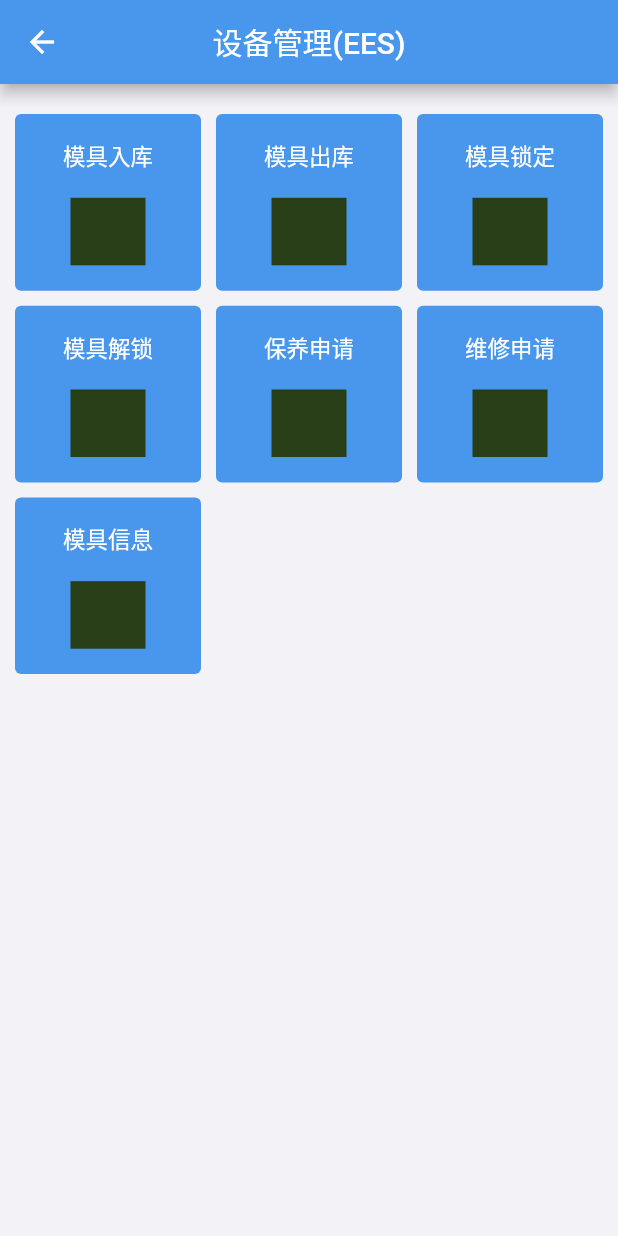
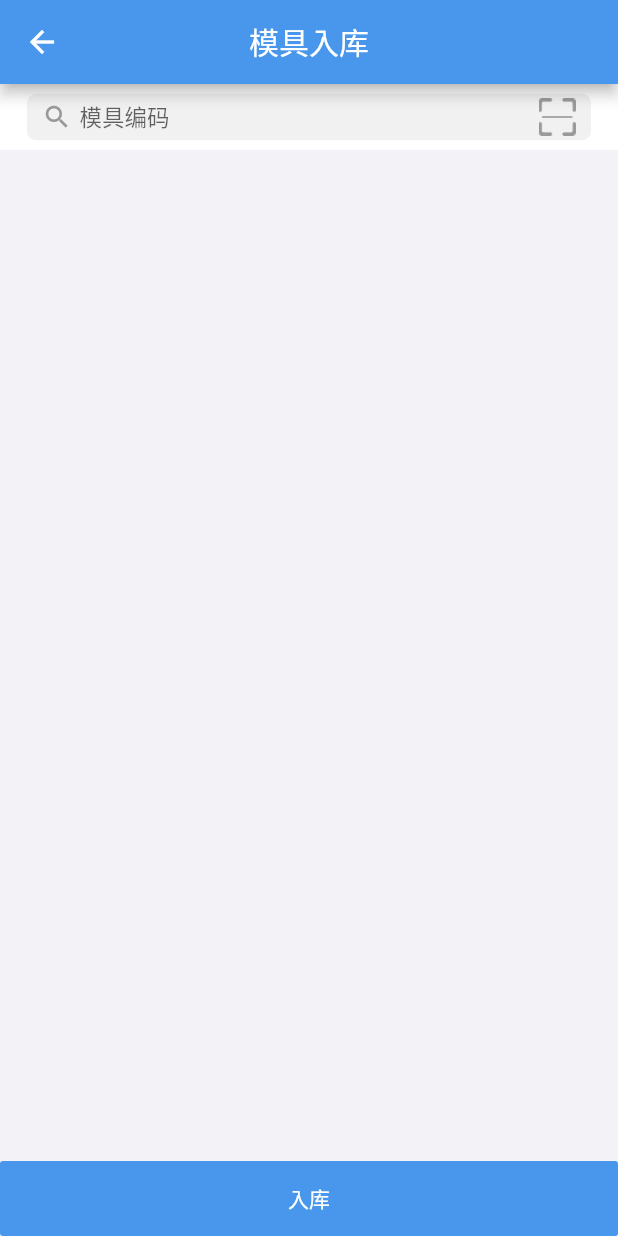
Before and after one commit to AlbusSong/mes, a Flutter app: the MoldPage screen opened directly, after a tap on "模具入库", on a phone screen of 412 x 824 dp. Run offline on Flutter 3.47's test engine with Material 2 defaults, Android fonts, the phone set to English and light mode, and no system bars; our stand-ins replace convert, dio, shared_preferences, sqflite; accounts and stored records are empty.

Commit message:
SearchBarWithFunction

```diff
--- a/lib/Home/HomePage.dart
+++ b/lib/Home/HomePage.dart
@@ -53,7 +53,7 @@ class HomePage extends StatelessWidget {
       ),
     );
 
-    _checkLoginStatus();
+    // _checkLoginStatus();
 
     return scf;
   }
--- /dev/null
+++ b/lib/Management/Mold/MoldInPage.dart
@@ -0,0 +1,67 @@
+import 'package:flutter/material.dart';
+import '../../Others/Tool/GlobalTool.dart';
+import '../../Others/Const/Const.dart';
+import '../../Others/View/SearchBarWithFunction.dart';
+
+class MoldInPage extends StatefulWidget {
+  @override
+  State<StatefulWidget> createState() {
+    return _MoldInPageState();
+  }
+}
+
+class _MoldInPageState extends State<MoldInPage> {
+
+  final SearchBarWithFunction _sBar = SearchBarWithFunction(hintText: "模具编码",);
+
+  @override
+  void initState() {
+    super.initState();
+
+    _sBar.functionBlock = () {
+      print("functionBlock");
+    };
+  }
+
+  @override
+  Widget build(BuildContext context) {
+    return Scaffold(
+      backgroundColor: hexColor("f2f2f7"),
+      appBar: AppBar(
+        title: Text("模具入库"),
+        centerTitle: true,
+      ),
+      body: _buildBody(),
+    );
+  }
+
+  Widget _buildBody() {
+    return Column(
+      children: <Widget>[
+        _sBar,
+        Expanded(
+          child: Container(
+            color: hexColor("f2f2f7"),
+          ),
+        ),
+        Container(
+            height: 50,
+            width: double.infinity,
+            // color: randomColor(),
+            child: FlatButton(
+              textColor: Colors.white,
+              color: hexColor(MAIN_COLOR),
+              child: Text("入库"),
+              onPressed: () {
+                _btnConfirmClicked();
+              },
+            ),
+          ),
+      ],
+    );
+  }
+
+  void _btnConfirmClicked() {
+
+  }
+}
--- a/lib/Management/Mold/MoldPage.dart
+++ b/lib/Management/Mold/MoldPage.dart
@@ -2,7 +2,11 @@ import 'package:flutter/material.dart';
 import 'package:mes/Others/Tool/GlobalTool.dart';
 import 'package:mes/Others/Const/Const.dart';
 
+import 'MoldInPage.dart';
+
 class MoldPage extends StatelessWidget {
+  final GlobalKey<ScaffoldState> _scaffoldKey = GlobalKey<ScaffoldState>();
+
   final List<Map> functionItemDataArray = [
     {"title": "模具入库", "icon": "", "badgeValue": 0},
     {"title": "模具出库", "icon": "", "badgeValue": 0},
@@ -19,6 +23,7 @@ class MoldPage extends StatelessWidget {
   Widget build(BuildContext context) {
     _initSomeThings();
     return Scaffold(
+      key: _scaffoldKey,
       backgroundColor: hexColor("f2f2f7"),
       appBar: AppBar(
         title: Text("设备管理(EES)"),
@@ -48,6 +53,11 @@ class MoldPage extends StatelessWidget {
 
   void _functionItemClickedAtIndex(int index) {
 
+    if (index == 0) {
+
+    }
+    Navigator.of(_scaffoldKey.currentContext).push(MaterialPageRoute(
+              builder: (BuildContext context) => MoldInPage()));
   }
 
   Widget _buildGridView() {
--- /dev/null
+++ b/lib/Others/View/SearchBarWithFunction.dart
@@ -0,0 +1,105 @@
+import 'package:flutter/material.dart';
+import '../Tool/GlobalTool.dart';
+
+class SearchBarWithFunction extends StatelessWidget {
+  SearchBarWithFunction(
+    {this.hintText = "输入",}
+  );
+
+  final String hintText;
+
+  void Function () functionBlock;
+  void Function (String newContent) contentChangeBlock;
+  void Function (String content) keyboardReturnBlock;
+
+  @override
+  Widget build(BuildContext context) {
+    return Container(
+      color: Colors.white,
+      height: 45,
+      child: Column(
+        children: <Widget>[
+          Expanded(
+            child: Container(
+              height: 20,
+              margin: EdgeInsets.symmetric(
+                  horizontal: 18, vertical: (45 - 32) / 2.0),
+              // color: randomColor(),
+              decoration: BoxDecoration(
+                color: hexColor("f1f1f1"),
+                // border: Border.all(width: 1, color: hexColor("f1f1f1")),
+                borderRadius: BorderRadius.all(Radius.circular(6)),
+              ),
+              child: Row(
+                children: <Widget>[
+                  Container(
+                    margin: EdgeInsets.only(left: 10),
+                    // color: Colors.white,
+                    width: 20,
+                    child: Center(
+                      child: Icon(Icons.search,
+                          size: 20, color: hexColor("999999")),
+                    ),
+                  ),
+                  SizedBox(width: 5),
+                  Expanded(
+                    child: Container(
+                      margin: EdgeInsets.only(right: 5),
+                      // color: randomColor(),
+                      child: Container(
+                        // color: hexColor("ffff00"),
+                        height: 45,
+                        child: TextField(
+                          style: TextStyle(
+                              fontSize: 15, color: hexColor("333333")),
+                          // maxLines: 1,
+                          decoration: InputDecoration(
+                              hintText: this.hintText,
+                              border: InputBorder.none,
+                              contentPadding: EdgeInsets.only(top: -17)),
+                          onChanged: (text) {
+                            print(("newText: $text"));
+                            if (contentChangeBlock != null) {
+                              contentChangeBlock(text);
+                            }
+                          },
+                          onSubmitted: (text) {
+                            print("onSubmitted: $text");
+                            if (this.keyboardReturnBlock != null) {
+                              keyboardReturnBlock(text);
+                            }
+                          },
+                        ),
+                      ),
+                    ),
+                  ),
+                  GestureDetector(
+                    child: Container(
+                    width: 45,
+                    // color: randomColor(),
+                    child: Center(
+                      // child: Icon(Icons.scanner, size: 30, color: hexColor("999999"),),
+                      child: Image.asset("Others/Images/scan_barcode_icon.png", width: 25, height: 25),
+                    ),
+                  ),
+                  onTap: () {
+                    print("functionClicked");
+                    _functionBtnClicked();
+                  },
+                  ),
+                ],
+              ),
+            ),
+          ),
+          Container(height: 1, color: hexColor("F4F3F8")),
+        ],
+      ),
+    );
+  }
+
+  void _functionBtnClicked() {
+    if (this.functionBlock != null) {
+      this.functionBlock();
+    }
+  }
+}
--- a/pubspec.yaml
+++ b/pubspec.yaml
@@ -49,6 +49,7 @@ flutter:
    - Others/Images/故障报修-下三角.png
    - Others/Images/Login-Background.jpg
    - Others/Images/home_menu_user_portrait_icon.png
+   - Others/Images/scan_barcode_icon.png
 
   # An image asset can refer to one or more resolution-specific "variants", see
   # https://flutter.dev/assets-and-images/#resolution-aware.
```
Also changed, not shown: lib/Others/View/SearchBar.dart (added, +83 -0 lines), Others/Images/scan_barcode_icon.png (added).
